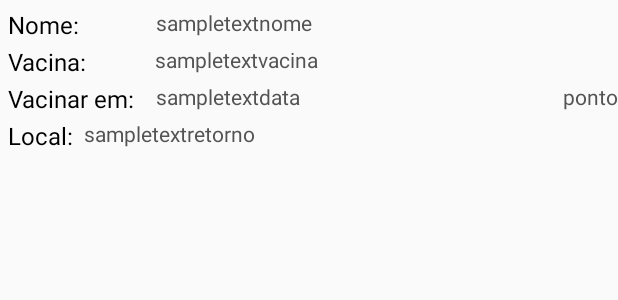
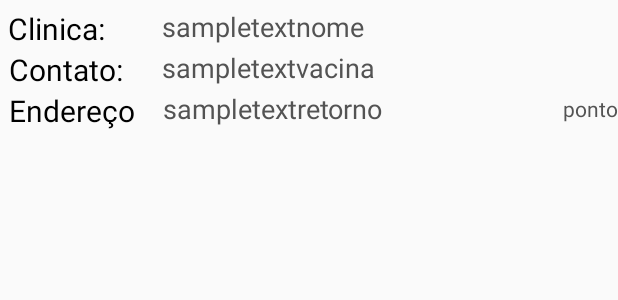
Before and after one commit to Jadson22/CentralPet_Versao_lancamento, an Android app: the layout vacina_itens.xml on its own in the app's theme, with its tools: preview values and no code run, on a phone screen of 412 x 824 dp. Shown: the top 300 px of the screen. Run offline under Robolectric (Android 15) with nearby library versions, the phone set to English and light mode, and no system bars.

Commit message:
Adatação para o contato de emergência

```diff
--- a/app/src/main/java/appcentralpet/com/newcentralpet/Vacinas/VacinaListAdapter.java
+++ b/app/src/main/java/appcentralpet/com/newcentralpet/Vacinas/VacinaListAdapter.java
@@ -42,7 +42,7 @@ public class VacinaListAdapter extends BaseAdapter {
     }
 
     private class ViewHolder{
-        TextView nomePet, nomeVacina, pData, sData, ponto;
+        TextView nomePet, nomeVacina, sData, ponto;
     }
 
     @Override
@@ -57,7 +57,6 @@ public class VacinaListAdapter extends BaseAdapter {
 
             holder.nomePet = (TextView) row.findViewById(R.id.setarNome);
             holder.nomeVacina = (TextView) row.findViewById(R.id.setarVacina);
-            holder.pData = (TextView) row.findViewById(R.id.pData);
             holder.sData = (TextView) row.findViewById(R.id.sData);
             holder.ponto = (TextView) row.findViewById(R.id.ponto);
             row.setTag(holder);
@@ -69,7 +68,6 @@ public class VacinaListAdapter extends BaseAdapter {
 
         holder.nomePet.setText(vacina.getNomePet());
         holder.nomeVacina.setText(vacina.getNomeVacina());
-        holder.pData.setText(vacina.getpData());
         holder.sData.setText(vacina.getsData());
         holder.ponto.setText("");
 
--- a/app/src/main/res/layout/vacina_itens.xml
+++ b/app/src/main/res/layout/vacina_itens.xml
@@ -5,80 +5,50 @@
 
 
     <TextView
+        android:id="@+id/idn"
         android:layout_width="wrap_content"
         android:layout_height="wrap_content"
-        android:text="Nome: "
-        android:id="@+id/idn"
-        android:textSize="16sp"
+        android:layout_alignParentTop="true"
+        android:layout_marginLeft="5dp"
+        android:layout_marginTop="5dp"
+        android:text="Clinica:"
+        android:textAlignment="center"
         android:textColor="#000"
-        android:textAlignment="center"
-        android:layout_alignParentTop="true"
-        android:layout_marginTop="5dp"
-        android:layout_marginLeft="5dp"/>
+        android:textSize="20sp" />
 
     <TextView
+        android:id="@+id/setarNome"
         android:layout_width="wrap_content"
         android:layout_height="wrap_content"
-        android:id="@+id/setarNome"
+        android:layout_alignParentStart="true"
+        android:layout_alignTop="@+id/idn"
+        android:layout_marginStart="108dp"
         android:text="sampletextnome"
-        android:textSize="14sp"
+        android:textAlignment="center"
         android:textColor="#535353"
-        android:textAlignment="center"
-        android:layout_alignParentTop="true"
-        android:layout_toRightOf="@+id/idn"
-        android:layout_toEndOf="@+id/idn"
-        android:layout_marginTop="5dp"
-        android:layout_marginLeft="47dp"/>
+        android:textSize="18sp" />
 
     <TextView
-        android:text="Vacina: "
+        android:id="@+id/idr"
         android:layout_width="wrap_content"
         android:layout_height="wrap_content"
-        android:id="@+id/idr"
-        android:textSize="16sp"
+        android:layout_alignStart="@+id/idn"
+        android:layout_below="@+id/idn"
+        android:text="Contato:"
+        android:textAlignment="center"
         android:textColor="#000"
-        android:textAlignment="center"
-        android:layout_below="@+id/setarNome"
-        android:layout_marginTop="5dp"
-        android:layout_marginLeft="5dp"/>
+        android:textSize="20sp" />
+
     <TextView
-        android:text="sampletextvacina"
+        android:id="@+id/setarVacina"
         android:layout_width="wrap_content"
         android:layout_height="wrap_content"
-        android:id="@+id/setarVacina"
-        android:textSize="14sp"
+        android:layout_alignStart="@+id/setarNome"
+        android:layout_below="@+id/idn"
+        android:text="sampletextvacina"
+        android:textAlignment="center"
         android:textColor="#535353"
-        android:textAlignment="center"
-        android:layout_below="@+id/setarNome"
-        android:layout_toRightOf="@+id/idr"
-        android:layout_toEndOf="@+id/idr"
-        android:layout_marginTop="5dp"
-        android:layout_marginLeft="41dp"/>
-
-    <TextView
-        android:text="Vacinar em: "
-        android:layout_width="wrap_content"
-        android:layout_height="wrap_content"
-        android:id="@+id/idi"
-        android:textSize="16sp"
-        android:textColor="#000"
-        android:textAlignment="center"
-        android:layout_below="@+id/setarVacina"
-        android:layout_marginTop="5dp"
-        android:layout_marginLeft="5dp"/>
-    <TextView
-        android:text="sampletextdata"
-        android:layout_width="wrap_content"
-        android:layout_height="wrap_content"
-        android:id="@+id/pData"
-        android:textSize="14sp"
-        android:textColor="#535353"
-        android:textAlignment="center"
-        android:layout_below="@+id/setarVacina"
-        android:layout_toRightOf="@+id/idi"
-        android:layout_toEndOf="@+id/idi"
-        android:layout_marginTop="5dp"
-        android:layout_marginLeft="@dimen/margin_left" />
+        android:textSize="18sp" />
 
     <TextView
         android:text="ponto"
@@ -92,28 +62,26 @@
         android:layout_alignParentRight="true"/>
 
     <TextView
-        android:text="Local: "
+        android:id="@+id/ret"
         android:layout_width="wrap_content"
         android:layout_height="wrap_content"
-        android:id="@+id/ret"
-        android:textSize="16sp"
+        android:layout_alignStart="@+id/idn"
+        android:layout_below="@+id/idr"
+        android:layout_marginStart="0dp"
+        android:text="Endereço"
+        android:textAlignment="center"
         android:textColor="#000"
-        android:textAlignment="center"
-        android:layout_below="@+id/pData"
-        android:layout_marginTop="5dp"
-        android:layout_marginLeft="5dp"/>
+        android:textSize="20sp" />
+
     <TextView
-        android:text="sampletextretorno"
+        android:id="@+id/sData"
         android:layout_width="wrap_content"
         android:layout_height="wrap_content"
-        android:id="@+id/sData"
-        android:textSize="14sp"
+        android:layout_alignStart="@+id/setarNome"
+        android:layout_below="@+id/idr"
+        android:text="sampletextretorno"
+        android:textAlignment="center"
         android:textColor="#535353"
-        android:textAlignment="center"
-        android:layout_below="@+id/pData"
-        android:layout_toRightOf="@+id/ret"
-        android:layout_toEndOf="@+id/ret"
-        android:layout_marginTop="5dp"
-        android:layout_marginLeft="3dp" />
+        android:textSize="18sp" />
 
 </RelativeLayout>
--- a/app/src/main/res/menu/activity_navigation_drawer_drawer.xml
+++ b/app/src/main/res/menu/activity_navigation_drawer_drawer.xml
@@ -7,6 +7,10 @@
             android:id="@+id/nav_vacina"
             android:icon="@drawable/ic_seringa"
             android:title="Vacinas" />
+        <item
+            android:id="@+id/nav_emergencia"
+            android:icon="@drawable/ic_add"
+            android:title="Contato De Emergência" />
         <item
             android:id="@+id/nav_meusPets"
             android:icon="@drawable/newdog"
--- a/app/src/main/res/values/colors.xml
+++ b/app/src/main/res/values/colors.xml
@@ -2,7 +2,7 @@
 <resources>
     <color name="colorPrimary">#03a9f4</color>
     <color name="colorPrimaryDark">#0288D1</color>
-    <color name="colorAccent">#448AFF</color>
+    <color name="colorAccent">#448aff</color>
     <color name="primaryText">#212121</color>
     <color name="fundoPrincipal">#FFF</color>
     <color name="txtgeral">#212121</color>
```
Also changed, not shown: app/src/main/java/appcentralpet/com/newcentralpet/NavigationDrawer.java (+5 -3 lines), app/src/main/java/appcentralpet/com/newcentralpet/Vacinas/MyAlarmService.java (deleted, +0 -62 lines), app/src/main/java/appcentralpet/com/newcentralpet/Vacinas/MyReceiver.java (deleted, +0 -53 lines), app/src/main/java/appcentralpet/com/newcentralpet/Vacinas/SQLiteHelperVacinas.java (+6 -8 lines), app/src/main/java/appcentralpet/com/newcentralpet/Vacinas/ServicoAlarme.java (deleted, +0 -36 lines), app/src/main/java/appcentralpet/com/newcentralpet/Vacinas/Vacina.java (+1 -11 lines), app/src/main/java/appcentralpet/com/newcentralpet/Vacinas/Vacinas.java (+11 -67 lines), app/src/main/res/layout/add_vacinas.xml (+19 -33 lines), app/src/main/res/layout/fragment_vacinas.xml (+0 -7 lines), app/src/debug/res/drawable-xhdpi/mdb.jpg (added), app/src/debug/res/drawable-xhdpi/nutriracas.jpg (added), app/src/debug/res/drawable-xhdpi/pet.png (added).
